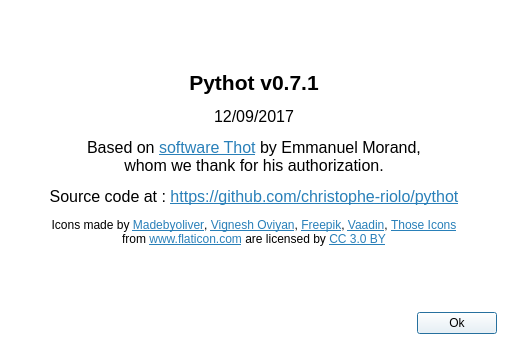
Old version of the form about.ui in the repository christophe-riolo/pythot.
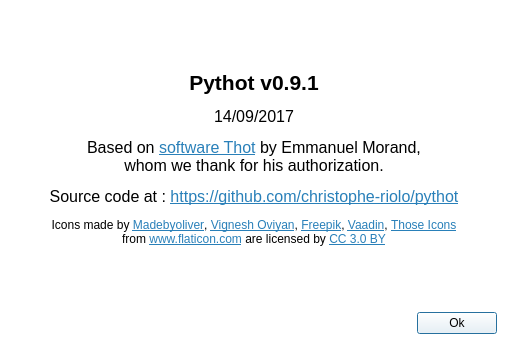
New version of the form. Icons and pictures are not drawn.

What changed in the file:
```diff
--- a/about.ui
+++ b/about.ui
@@ -33,7 +33,7 @@
       </sizepolicy>
      </property>
      <property name="text">
-      <string>&lt;html&gt;&lt;head/&gt;&lt;body&gt;&lt;p align=&quot;center&quot;&gt;&lt;span style=&quot; font-size:16pt; font-weight:600;&quot;&gt;Pythot v0.7.1&lt;/span&gt;&lt;/p&gt;&lt;p align=&quot;center&quot;&gt;&lt;span style=&quot; font-size:12pt;&quot;&gt;12/09/2017&lt;/span&gt;&lt;/p&gt;&lt;p align=&quot;center&quot;&gt;&lt;span style=&quot; font-size:12pt;&quot;&gt;Based on &lt;/span&gt;&lt;a href=&quot;http://www.emmanuelmorand.net/thot/presentation.php&quot;&gt;&lt;span style=&quot; font-size:12pt; text-decoration: underline; color:#2980b9;&quot;&gt;software Thot&lt;/span&gt;&lt;/a&gt;&lt;span style=&quot; font-size:12pt;&quot;&gt; by Emmanuel Morand,&lt;br/&gt;whom we thank for his authorization.&lt;/span&gt;&lt;/p&gt;&lt;p align=&quot;center&quot;&gt;&lt;span style=&quot; font-size:12pt;&quot;&gt;Source code at : &lt;/span&gt;&lt;a href=&quot;https://github.com/christophe-riolo/pythot&quot;&gt;&lt;span style=&quot; font-size:12pt; text-decoration: underline; color:#2980b9;&quot;&gt;https://github.com/christophe-riolo/pythot&lt;/span&gt;&lt;/a&gt;&lt;/p&gt;&lt;p align=&quot;center&quot;&gt;Icons made by &lt;a href=&quot;https://www.flaticon.com/authors/madebyoliver&quot;&gt;&lt;span style=&quot; text-decoration: underline; color:#2980b9;&quot;&gt;Madebyoliver&lt;/span&gt;&lt;/a&gt;, &lt;a href=&quot;https://www.flaticon.com/authors/vignesh-oviyan&quot;&gt;&lt;span style=&quot; text-decoration: underline; color:#2980b9;&quot;&gt;Vignesh Oviyan&lt;/span&gt;&lt;/a&gt;, &lt;a href=&quot;http://www.freepik.com&quot;&gt;&lt;span style=&quot; text-decoration: underline; color:#2980b9;&quot;&gt;Freepik&lt;/span&gt;&lt;/a&gt;, &lt;a href=&quot;https://www.flaticon.com/authors/vaadin&quot;&gt;&lt;span style=&quot; text-decoration: underline; color:#2980b9;&quot;&gt;Vaadin&lt;/span&gt;&lt;/a&gt;, &lt;a href=&quot;https://www.flaticon.com/authors/those-icons&quot;&gt;&lt;span style=&quot; text-decoration: underline; color:#2980b9;&quot;&gt;Those Icons&lt;/span&gt;&lt;/a&gt;&lt;br/&gt;from &lt;a href=&quot;https://www.flaticon.com/&quot;&gt;&lt;span style=&quot; text-decoration: underline; color:#2980b9;&quot;&gt;www.flaticon.com&lt;/span&gt;&lt;/a&gt; are licensed by &lt;a href=&quot;http://creativecommons.org/licenses/by/3.0/&quot;&gt;&lt;span style=&quot; text-decoration: underline; color:#2980b9;&quot;&gt;CC 3.0 BY&lt;/span&gt;&lt;/a&gt;&lt;/p&gt;&lt;/body&gt;&lt;/html&gt;</string>
+      <string>&lt;html&gt;&lt;head/&gt;&lt;body&gt;&lt;p align=&quot;center&quot;&gt;&lt;span style=&quot; font-size:16pt; font-weight:600;&quot;&gt;Pythot v0.9.1&lt;/span&gt;&lt;/p&gt;&lt;p align=&quot;center&quot;&gt;&lt;span style=&quot; font-size:12pt;&quot;&gt;14/09/2017&lt;/span&gt;&lt;/p&gt;&lt;p align=&quot;center&quot;&gt;&lt;span style=&quot; font-size:12pt;&quot;&gt;Based on &lt;/span&gt;&lt;a href=&quot;http://www.emmanuelmorand.net/thot/presentation.php&quot;&gt;&lt;span style=&quot; font-size:12pt; text-decoration: underline; color:#2980b9;&quot;&gt;software Thot&lt;/span&gt;&lt;/a&gt;&lt;span style=&quot; font-size:12pt;&quot;&gt; by Emmanuel Morand,&lt;br/&gt;whom we thank for his authorization.&lt;/span&gt;&lt;/p&gt;&lt;p align=&quot;center&quot;&gt;&lt;span style=&quot; font-size:12pt;&quot;&gt;Source code at : &lt;/span&gt;&lt;a href=&quot;https://github.com/christophe-riolo/pythot&quot;&gt;&lt;span style=&quot; font-size:12pt; text-decoration: underline; color:#2980b9;&quot;&gt;https://github.com/christophe-riolo/pythot&lt;/span&gt;&lt;/a&gt;&lt;/p&gt;&lt;p align=&quot;center&quot;&gt;Icons made by &lt;a href=&quot;https://www.flaticon.com/authors/madebyoliver&quot;&gt;&lt;span style=&quot; text-decoration: underline; color:#2980b9;&quot;&gt;Madebyoliver&lt;/span&gt;&lt;/a&gt;, &lt;a href=&quot;https://www.flaticon.com/authors/vignesh-oviyan&quot;&gt;&lt;span style=&quot; text-decoration: underline; color:#2980b9;&quot;&gt;Vignesh Oviyan&lt;/span&gt;&lt;/a&gt;, &lt;a href=&quot;http://www.freepik.com&quot;&gt;&lt;span style=&quot; text-decoration: underline; color:#2980b9;&quot;&gt;Freepik&lt;/span&gt;&lt;/a&gt;, &lt;a href=&quot;https://www.flaticon.com/authors/vaadin&quot;&gt;&lt;span style=&quot; text-decoration: underline; color:#2980b9;&quot;&gt;Vaadin&lt;/span&gt;&lt;/a&gt;, &lt;a href=&quot;https://www.flaticon.com/authors/those-icons&quot;&gt;&lt;span style=&quot; text-decoration: underline; color:#2980b9;&quot;&gt;Those Icons&lt;/span&gt;&lt;/a&gt;&lt;br/&gt;from &lt;a href=&quot;https://www.flaticon.com/&quot;&gt;&lt;span style=&quot; text-decoration: underline; color:#2980b9;&quot;&gt;www.flaticon.com&lt;/span&gt;&lt;/a&gt; are licensed by &lt;a href=&quot;http://creativecommons.org/licenses/by/3.0/&quot;&gt;&lt;span style=&quot; text-decoration: underline; color:#2980b9;&quot;&gt;CC 3.0 BY&lt;/span&gt;&lt;/a&gt;&lt;/p&gt;&lt;/body&gt;&lt;/html&gt;</string>
      </property>
     </widget>
    </item>
```
